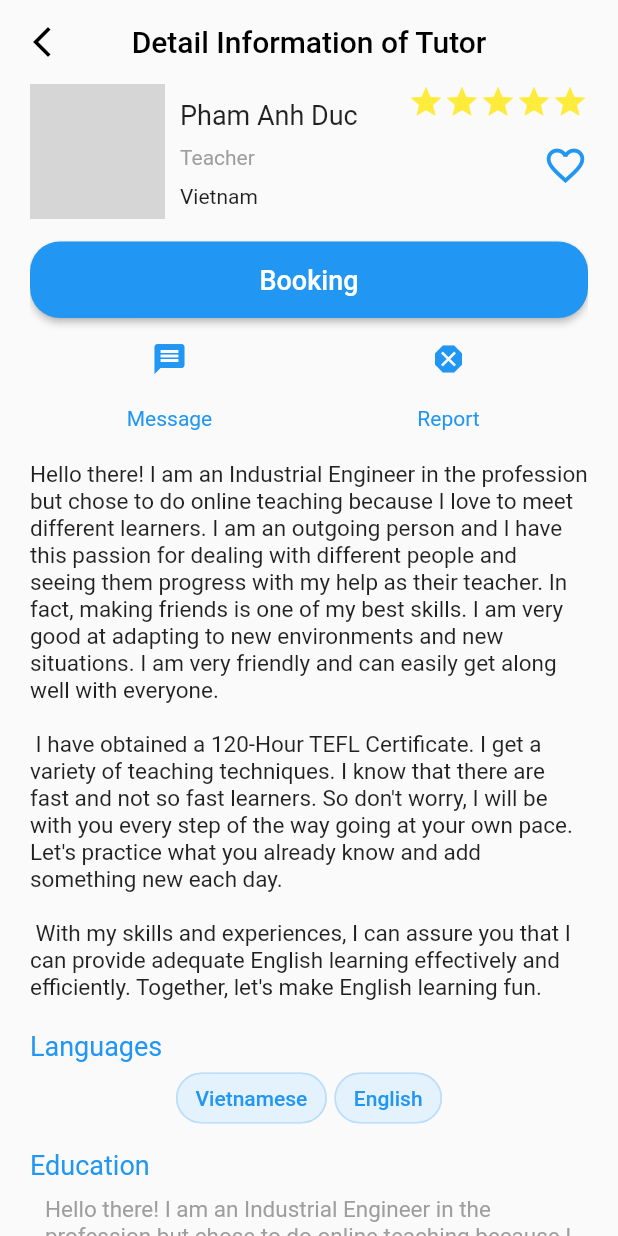
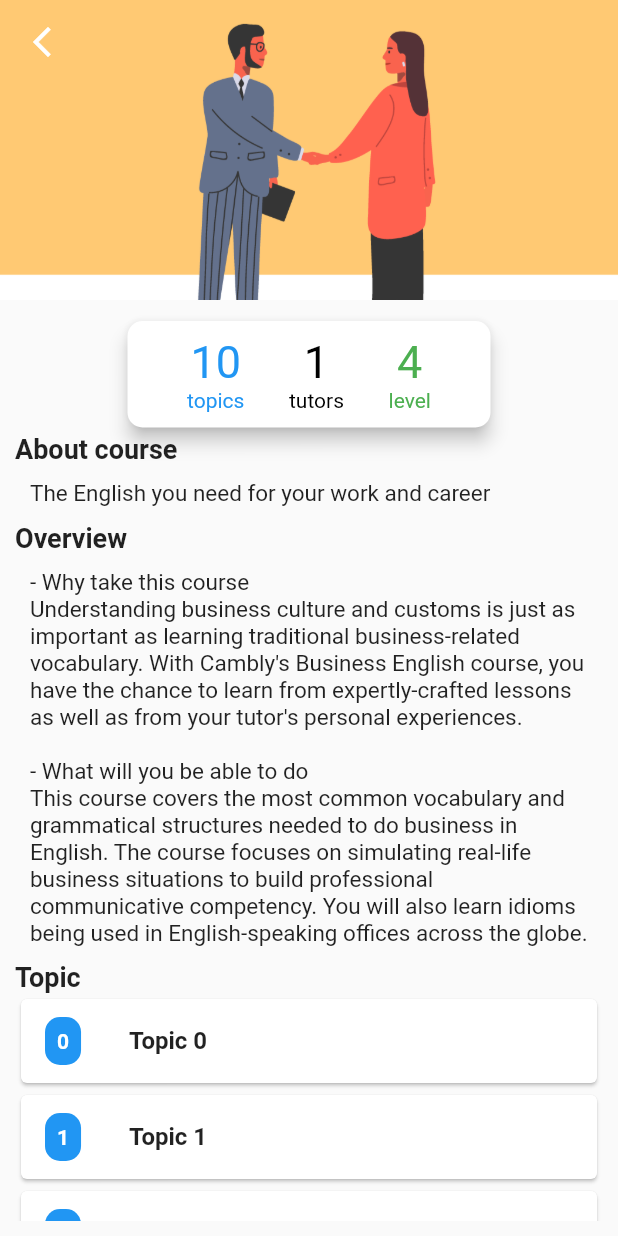
Before and after one commit to sonicduc123/1-on-1-learning, a Flutter app: the screen it shows after launch, on a phone screen of 412 x 824 dp. Run offline on Flutter 3.47's test engine with Material 2 defaults, Android fonts, the phone set to English and light mode, and no system bars; grey boxes are pictures that could not be loaded.

Commit message:
add course detail UI

```diff
--- /dev/null
+++ b/lib/Tutor/DetailTutor/Course/DetailCourse/detail_course.dart
@@ -0,0 +1,128 @@
+import 'package:flutter/material.dart';
+import 'package:let_tutor/Homepage/title.dart';
+import 'package:let_tutor/Tutor/DetailTutor/Course/DetailCourse/label_item.dart';
+import 'package:let_tutor/Ultility/space.dart';
+
+class DetailCourse extends StatelessWidget {
+  const DetailCourse({Key? key}) : super(key: key);
+
+  @override
+  Widget build(BuildContext context) {
+    Widget label = Align(
+      alignment: Alignment.center,
+      child: SizedBox(
+        width: 250,
+        child: Card(
+          elevation: 5,
+          shape: RoundedRectangleBorder(
+            borderRadius: BorderRadius.circular(10),
+          ),
+          child: Padding(
+            padding: EdgeInsets.all(10),
+            child: Row(
+              mainAxisAlignment: MainAxisAlignment.spaceEvenly,
+              children: const [
+                LabelItem(number: '10', name: 'topics', color: Colors.blue),
+                LabelItem(number: '1', name: 'tutors', color: Colors.black),
+                LabelItem(number: '4', name: 'level', color: Colors.green),
+              ],
+            ),
+          ),
+        ),
+      ),
+    );
+
+    Widget aboutCourse = Column(
+      crossAxisAlignment: CrossAxisAlignment.start,
+      children: [
+        Heading(title: 'About course'),
+        Container(
+          padding: EdgeInsets.all(10),
+          child: Text(
+            'The English you need for your work and career',
+            style: TextStyle(fontSize: 15),
+          ),
+        ),
+      ],
+    );
+
+    Widget overview = Column(
+      crossAxisAlignment: CrossAxisAlignment.start,
+      children: [
+        Heading(title: 'Overview'),
+        Container(
+          padding: EdgeInsets.all(10),
+          child: Text(
+            "- Why take this course\nUnderstanding business culture and customs is just as important as learning traditional business-related vocabulary. With Cambly's Business English course, you have the chance to learn from expertly-crafted lessons as well as from your tutor's personal experiences.\n\n- What will you be able to do\nThis course covers the most common vocabulary and grammatical structures needed to do business in English. The course focuses on simulating real-life business situations to build professional communicative competency. You will also learn idioms being used in English-speaking offices across the globe.",
+            style: TextStyle(
+              fontSize: 15,
+            ),
+          ),
+        ),
+      ],
+    );
+
+    Widget topic = Column(
+      children: [
+        Heading(title: 'Topic'),
+        Column(
+          children: List.generate(
+            10,
+            (index) => Card(
+              child: ListTile(
+                leading: Container(
+                  padding: EdgeInsets.all(8),
+                  decoration: BoxDecoration(
+                      color: Colors.blue,
+                      borderRadius: BorderRadius.circular(10)),
+                  child: Text(
+                    index.toString(),
+                    style: TextStyle(
+                      fontWeight: FontWeight.bold,
+                      color: Colors.white,
+                    ),
+                  ),
+                ),
+                title: Text(
+                  'Topic ' + index.toString(),
+                  style: TextStyle(fontWeight: FontWeight.bold),
+                ),
+              ),
+            ),
+          ),
+        )
+      ],
+    );
+
+    return Scaffold(
+      appBar: PreferredSize(
+        preferredSize: Size.fromHeight(200),
+        child: AppBar(
+          elevation: 0,
+          leading: const Icon(Icons.arrow_back_ios_new),
+          flexibleSpace: Container(
+            decoration: const BoxDecoration(
+              image: DecorationImage(
+                image: AssetImage('assets/images/course.png'),
+                fit: BoxFit.cover,
+              ),
+            ),
+          ),
+        ),
+      ),
+      body: Container(
+        padding: EdgeInsets.all(10),
+        child: SingleChildScrollView(
+          child: Column(
+            children: [
+              label,
+              aboutCourse,
+              overview,
+              topic,
+            ],
+          ),
+        ),
+      ),
+    );
+  }
+}
--- /dev/null
+++ b/lib/Tutor/DetailTutor/Course/DetailCourse/heading.dart
@@ -0,0 +1,11 @@
+import 'package:flutter/material.dart';
+
+class Heading extends StatelessWidget {
+  const Heading({Key? key, required this.title}) : super(key: key);
+
+  final String title;
+  @override
+  Widget build(BuildContext context) {
+    return Text(title, style: TextStyle(fontSize: 20),);
+  }
+}
--- /dev/null
+++ b/lib/Tutor/DetailTutor/Course/DetailCourse/label_item.dart
@@ -0,0 +1,31 @@
+import 'package:flutter/material.dart';
+
+class LabelItem extends StatelessWidget {
+  const LabelItem(
+      {Key? key, required this.number, required this.name, required this.color})
+      : super(key: key);
+
+  final String number;
+  final String name;
+  final Color color;
+  @override
+  Widget build(BuildContext context) {
+    return Column(
+      children:  [
+        Text(
+          number,
+          style: TextStyle(
+            fontSize: 30,
+            color: color,
+          ),
+        ),
+        Text(
+          name,
+          style: TextStyle(
+            color: color,
+          ),
+        ),
+      ],
+    );
+  }
+}
--- a/lib/Tutor/detail_tutor/information_block.dart
+++ b/lib/Tutor/DetailTutor/information_block.dart
@@ -1,6 +1,7 @@
 import 'package:flutter/material.dart';
-import 'package:let_tutor/Tutor/detail_tutor/information_field.dart';
 import 'package:let_tutor/Ultility/space.dart';
+
+import 'information_field.dart';
 
 class InforBlock extends StatelessWidget {
   const InforBlock({Key? key, required this.field, required this.description})
--- a/lib/main.dart
+++ b/lib/main.dart
@@ -1,17 +1,18 @@
 import 'package:flutter/material.dart';
 import 'package:let_tutor/AccountManagement/profile.dart';
 import 'package:let_tutor/Homepage/homepage.dart';
-import 'package:let_tutor/Tutor/detail_tutor/detail_tutor.dart';
+import 'package:let_tutor/Tutor/DetailTutor/Course/DetailCourse/detail_course.dart';
 import 'package:let_tutor/Tutor/tutor.dart';
 import 'AccountManagement/setting/setting.dart';
 import 'Authentication/forgot_password.dart';
 import 'Authentication/login/login.dart';
 import 'Authentication/register.dart';
+import 'Tutor/DetailTutor/detail_tutor.dart';
 
 void main() {
   runApp(const MaterialApp(
       title: 'My App',
       home: SafeArea(
-        child: DetailTutor(),
+        child: DetailCourse(),
       )));
 }
```
Also changed, not shown: lib/Tutor/DetailTutor/detail_tutor.dart (renamed from lib/Tutor/detail_tutor/detail_tutor.dart, +8 -7 lines), lib/Tutor/DetailTutor/Course/course.dart (renamed from lib/Tutor/detail_tutor/course.dart), lib/Tutor/DetailTutor/header.dart (renamed from lib/Tutor/detail_tutor/header.dart), lib/Tutor/DetailTutor/information_chip.dart (renamed from lib/Tutor/detail_tutor/information_chip.dart), lib/Tutor/DetailTutor/information_field.dart (renamed from lib/Tutor/detail_tutor/information_field.dart), lib/Tutor/DetailTutor/interaction_button.dart (renamed from lib/Tutor/detail_tutor/interaction_button.dart), lib/Tutor/DetailTutor/rating_and_comment.dart (renamed from lib/Tutor/detail_tutor/rating_and_comment.dart).
